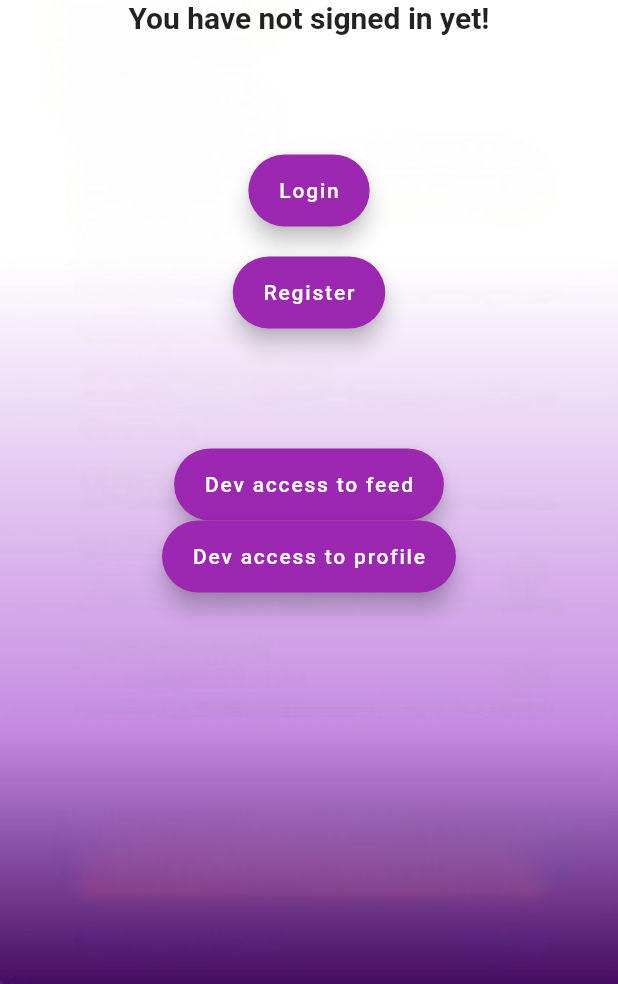
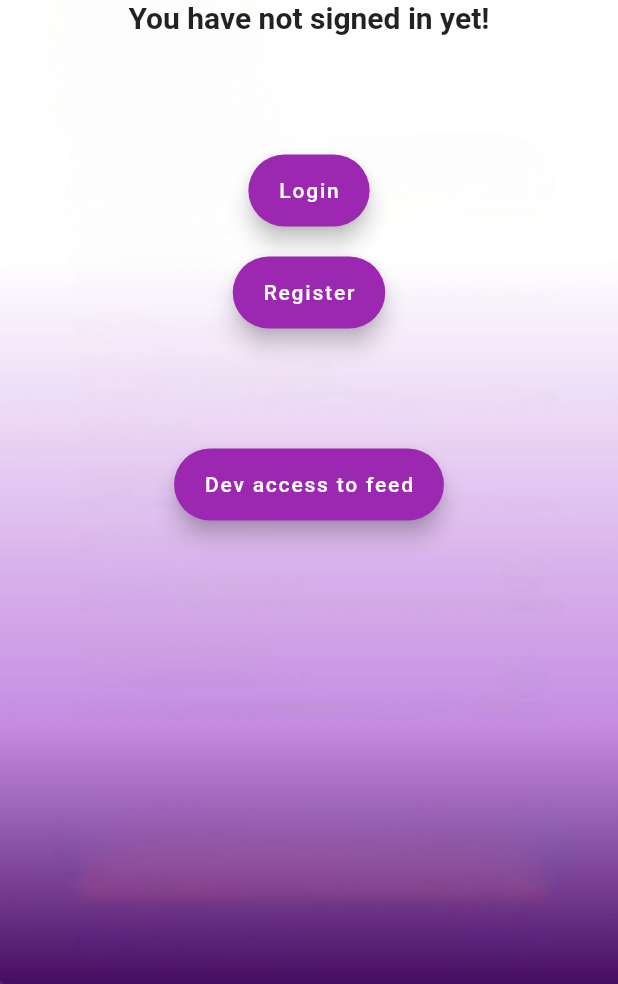
Before and after one commit to npro1001/cop4331-large-project, a Flutter app: the screen it shows after launch, on a phone screen of 412 x 824 dp, the part 252-1236 px from its top. Run offline on Flutter 3.47's test engine with Material 2 defaults, Android fonts, the phone set to English and light mode, and no system bars; our stand-ins replace bloc, equatable, flutter_bloc, flutter_riverpod, flutter_secure_storage, just_audio.

Commit message:
killed dev to access profile

```diff
--- a/anthem_flutter_app/lib/presentation/screens/home_page.dart
+++ b/anthem_flutter_app/lib/presentation/screens/home_page.dart
@@ -71,15 +71,6 @@ class HomePage extends StatelessWidget {
                 Navigator.of(context).pushNamed('/feed');
               },
             ),
-            FloatingActionButton.extended(
-              //................................................DEV ACCESS TO FEED  MUST DELETE
-              heroTag: "DEV_ACCESS_TO_PROFILE",
-              label: Text('Dev access to profile'),
-              onPressed: () {
-                // userAuthBloc.add(LoggedOutEvent()); // add = dispatch
-                Navigator.of(context).pushNamed('/profile');
-              },
-            ),
           ],
         )),
       ),
```
